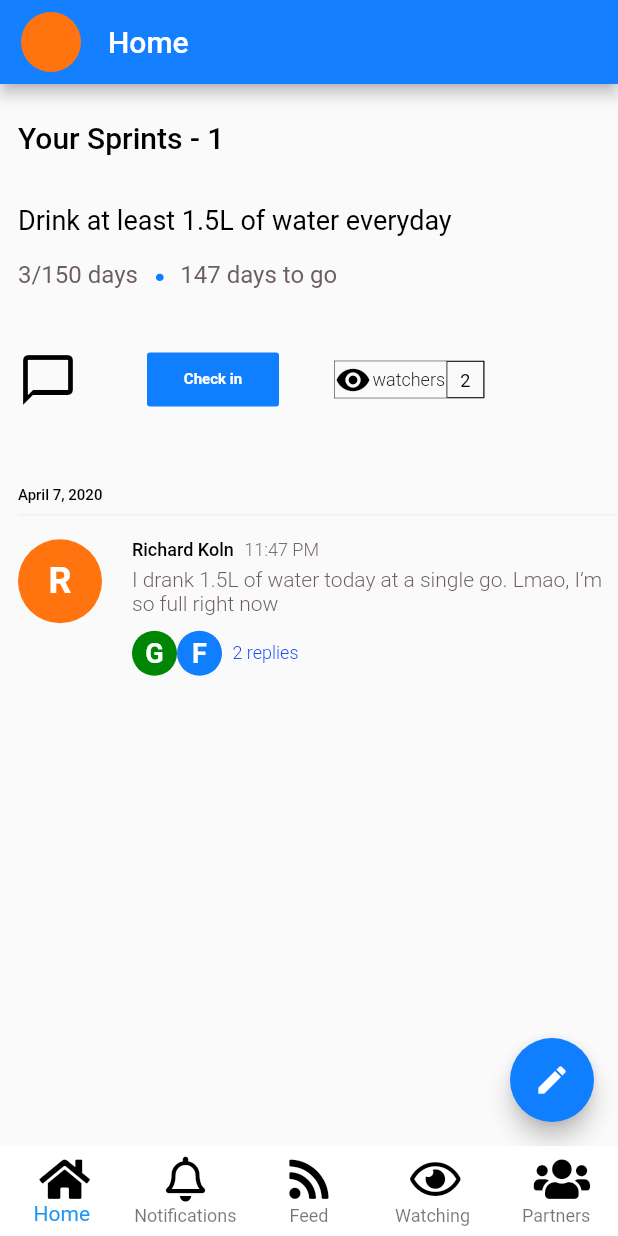
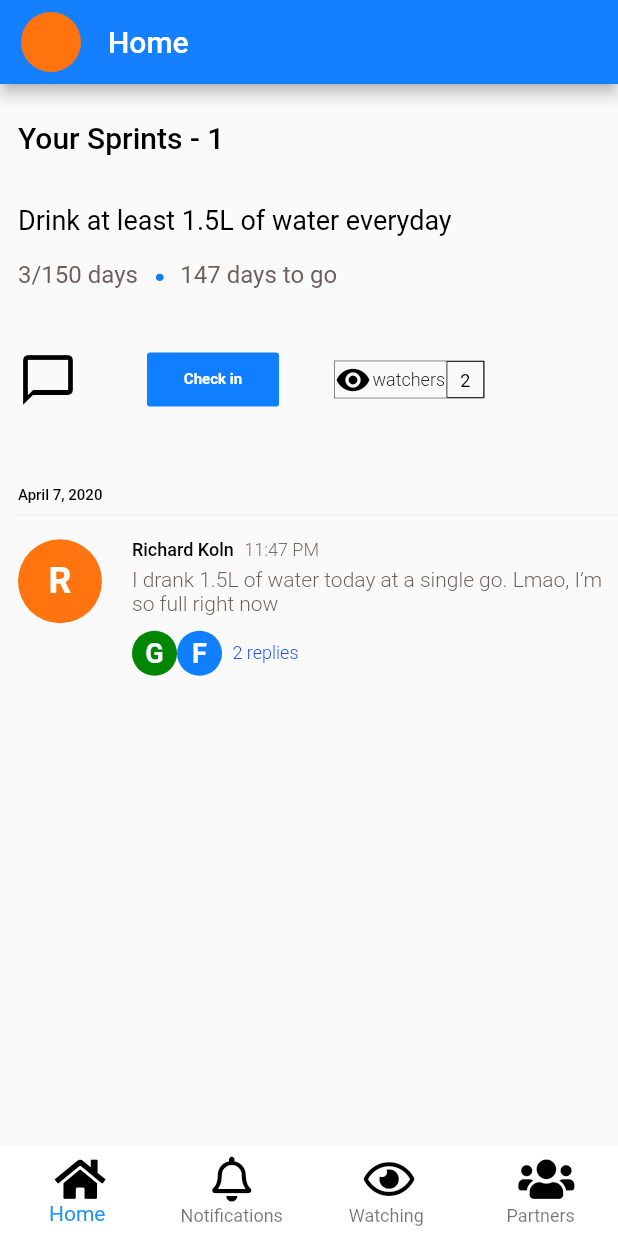
Before and after one commit to Mastrove/bonsai-mobile, a Flutter app: the screen it shows after launch, on a phone screen of 412 x 824 dp. Run offline on Flutter 3.47's test engine with Material 2 defaults, Android fonts, the phone set to English and light mode, and no system bars; our stand-ins replace font_awesome_flutter, google_fonts, step_progress_indicator.

Commit message:
build home screen build out individual components of the home screen install relevant packages

```diff
--- a/lib/components/sprint_card.dart
+++ b/lib/components/sprint_card.dart
@@ -47,6 +47,7 @@ class SprintCard extends StatelessWidget {
                 '.',
                 style: TextStyle(
                   color: Color(0xFF0F7EFF),
+//                height: 4.9,
                   fontSize: 32,
                   fontWeight: FontWeight.bold,
                 ),
@@ -70,6 +71,7 @@ class SprintCard extends StatelessWidget {
           height: 20.0,
         ),
         Row(
+//          mainAxisAlignment: MainAxisAlignment.spaceEvenly,
           children: <Widget>[
             Icon(
               Icons.chat_bubble_outline,
--- a/lib/main.dart
+++ b/lib/main.dart
@@ -1,12 +1,6 @@
-import 'package:accpatapp/components/app_scaffold.dart';
 import 'package:accpatapp/models/comment_data.dart';
 import 'package:accpatapp/models/comment_reply_data.dart';
-import 'package:accpatapp/models/feed_data.dart';
-import 'package:accpatapp/models/notification_data.dart';
-import 'package:accpatapp/models/partner_data.dart';
 import 'package:accpatapp/models/sprint_data.dart';
-import 'package:accpatapp/models/watching_data.dart';
-import 'package:accpatapp/screens/create_sprint_screen.dart';
 import 'package:accpatapp/screens/home_screen.dart';
 import 'package:flutter/material.dart';
 import 'package:provider/provider.dart';
@@ -21,16 +15,11 @@ class MyApp extends StatelessWidget {
         ChangeNotifierProvider(create: (context) => SprintData()),
         ChangeNotifierProvider(create: (context) => CommentData()),
         ChangeNotifierProvider(create: (context) => CommentReplyData()),
-        ChangeNotifierProvider(create: (context) => NotificationData()),
-        ChangeNotifierProvider(create: (context) => FeedData()),
-        ChangeNotifierProvider(create: (context) => PartnerData()),
-        ChangeNotifierProvider(create: (context) => WatchingData()),
       ],
       child: MaterialApp(
-        home: AppScaffold(),
+        initialRoute: HomeScreen.id,
         routes: {
           HomeScreen.id: (context) => HomeScreen(),
-          CreateSprintScreen.id: (context) => CreateSprintScreen(),
         },
       ),
     );
--- a/lib/screens/home_screen.dart
+++ b/lib/screens/home_screen.dart
@@ -1,9 +1,8 @@
 import 'package:accpatapp/components/comments_list.dart';
 import 'package:accpatapp/components/sprints_list.dart';
-import 'package:accpatapp/components/app_bar_title.dart';
-import 'package:accpatapp/screens/create_sprint_screen.dart';
 import 'package:flutter/material.dart';
 import 'package:google_fonts/google_fonts.dart';
+import 'package:accpatapp/components/fixed_bottom_bar.dart';
 import 'package:provider/provider.dart';
 import 'package:accpatapp/models/sprint_data.dart';
 import 'package:intl/intl.dart';
@@ -29,8 +28,13 @@ class HomeScreen extends StatelessWidget {
             radius: 22.0,
           ),
         ),
-        title: AppBarTitle(
-          titleText: 'Home',
+        title: Text(
+          'Home',
+          style: GoogleFonts.roboto(
+              fontStyle: FontStyle.normal,
+              fontSize: 20.0,
+              fontWeight: FontWeight.w500,
+              color: Colors.white),
         ),
         backgroundColor: Color(0xFF1480ff),
       ),
@@ -69,27 +73,13 @@ class HomeScreen extends StatelessWidget {
                   color: Color(0xFF000000),
                 ),
               ),
-              SizedBox(
-                height: 7.0,
-              ),
-              Container(
-                child: CommentsList(),
-              ),
+              SizedBox(height: 7.0,),
+              Container(child: CommentsList(),),
             ],
           ),
         ),
       ),
-      floatingActionButton: FloatingActionButton(
-        onPressed: () {
-          Navigator.pushNamed(context, CreateSprintScreen.id);
-        },
-        child: Icon(
-          Icons.mode_edit,
-          color: Colors.white,
-        ),
-        backgroundColor: Color(0xFF0F7EFF),
-      ),
-      floatingActionButtonLocation: FloatingActionButtonLocation.endFloat,
+      bottomNavigationBar: FixedBottomBar(),
     );
   }
 }
--- a/pubspec.yaml
+++ b/pubspec.yaml
@@ -16,7 +16,6 @@ dependencies:
   provider: ^4.0.4
   intl: ^0.16.1
   font_awesome_flutter: ^8.8.1
-  step_progress_indicator: ^0.2.1+4
 
 dev_dependencies:
   flutter_test:
```
Also changed, not shown: lib/components/fixed_bottom_bar.dart (line endings or trailing spaces), lib/models/comment.dart (line endings or trailing spaces), lib/models/sprint_data.dart (line endings or trailing spaces), pubspec.lock.
